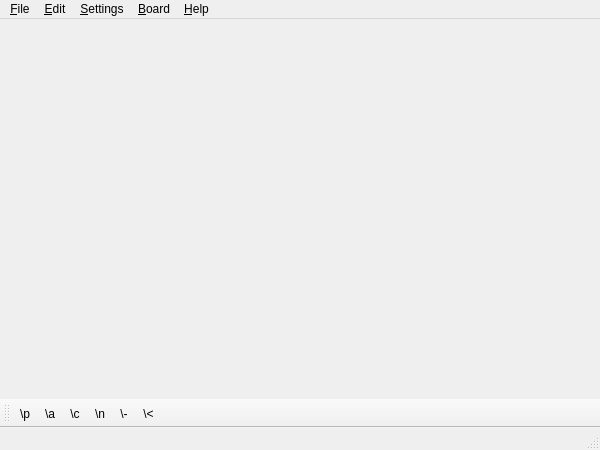
ITAAcademy/OpenBoard, file OpenBoard/mainwindow.ui: the form before one commit.
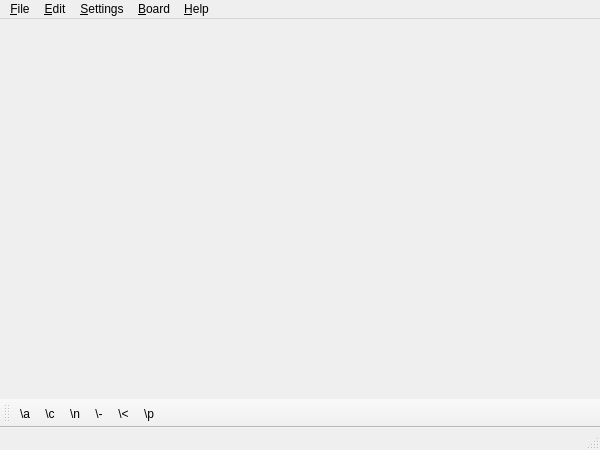
The form after the commit.

Commit message: add SpinBox & hSlider. Done connect slider with\to spinbox

What changed in the file:
```diff
--- a/OpenBoard/mainwindow.ui
+++ b/OpenBoard/mainwindow.ui
@@ -86,12 +86,12 @@
    <attribute name="toolBarBreak">
     <bool>false</bool>
    </attribute>
-   <addaction name="action_delayTB"/>
    <addaction name="action_clearTB"/>
    <addaction name="action_colorTB"/>
    <addaction name="action_backTB"/>
    <addaction name="action_crossTB"/>
    <addaction name="action_animatedTB"/>
+   <addaction name="action_delayTB"/>
   </widget>
   <widget class="QStatusBar" name="statusBar"/>
   <action name="action_New">
```
The commit also changes 2 other files.
